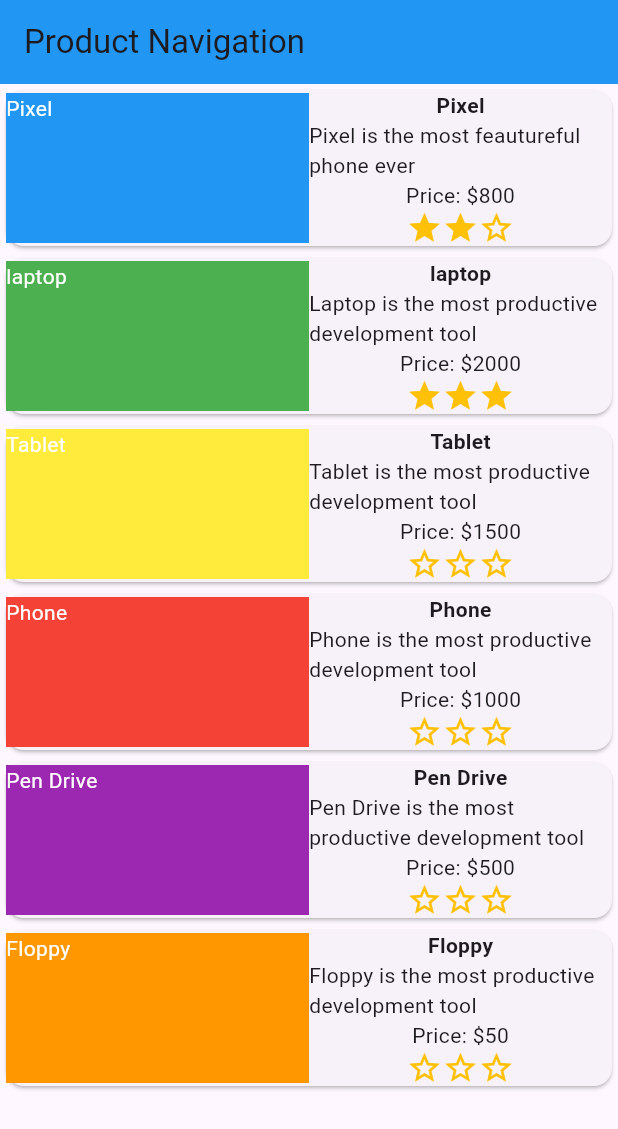
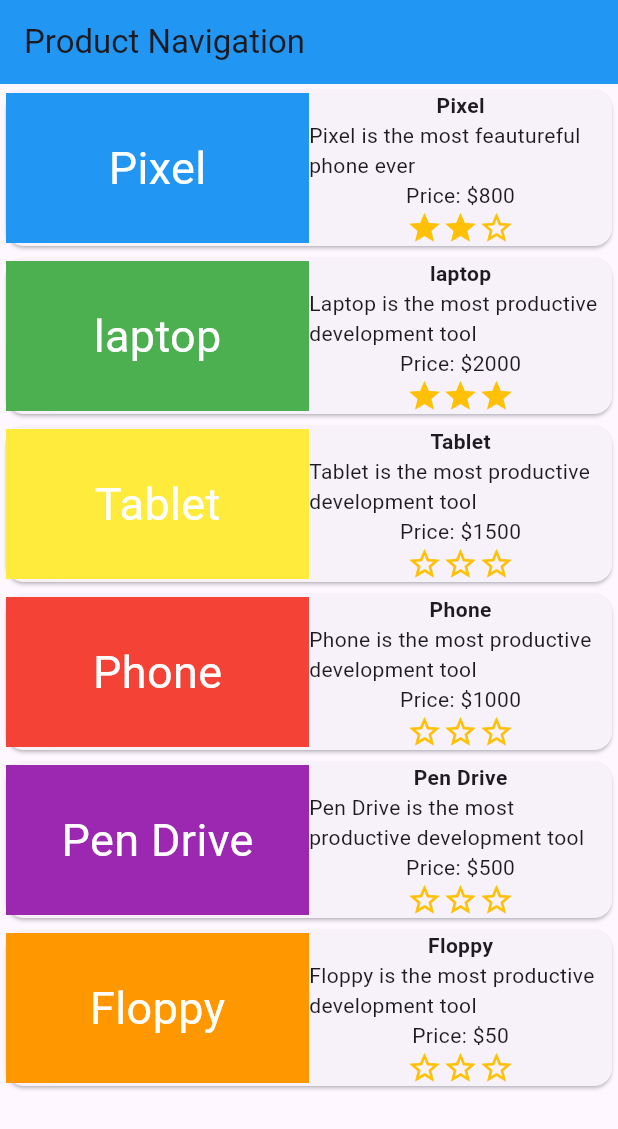
Before and after one commit to Asaiba/Mobile_Widgets, a Flutter app: the screen it shows after launch, on a phone screen of 412 x 824 dp. Shown: the top 1129 px of the screen. Run offline on Flutter 3.47's test engine with Material 3 defaults, Android fonts, the phone set to English and light mode, and no system bars.

Commit message:
Changed design a bit

```diff
--- a/lib/main.dart
+++ b/lib/main.dart
@@ -128,9 +128,10 @@
                 child: Container(
                   height: 100,
                   color: color,
+                  alignment: Alignment.center,
                   child: Text(
                     title,
-                    style: TextStyle(color: Colors.white),
+                    style: TextStyle(color: Colors.white, fontSize: 30),
                   ),
                 ),
               ),
```
